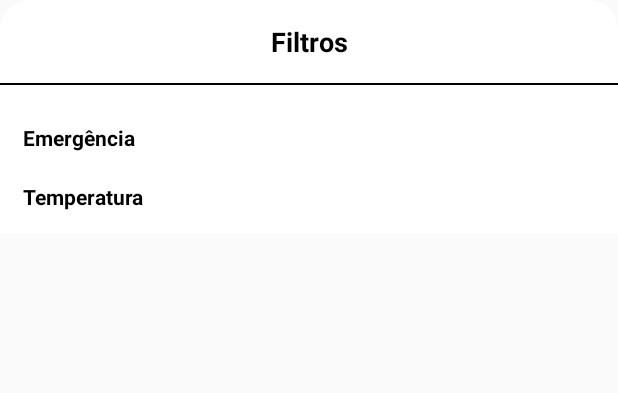
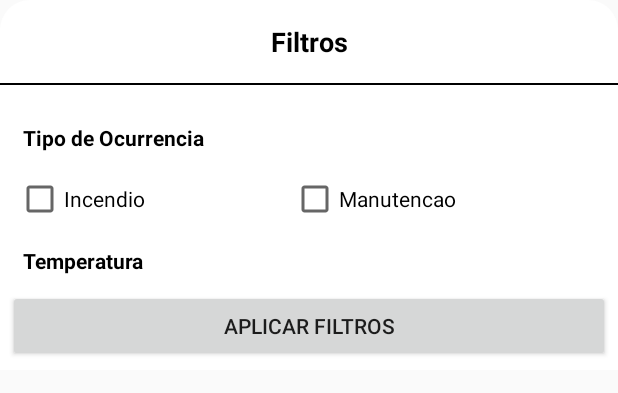
Before and after one commit to TheBinoLaden/Projecto-CM-Fire, an Android app built with Jetpack Compose: the layout bottom_filters.xml on its own in the app's theme, with its tools: preview values and no code run, on a phone screen of 412 x 824 dp. Shown: the top 393 px of the screen. Run offline under Robolectric (Android 15) with nearby library versions, the phone set to English and light mode, and no system bars; network calls fail.

Commit message:
Filtros
filtros parcialmente a funcionar, falta mostrar o marcador da posição atual

```diff
--- a/FinalProject/app/src/main/res/layout/bottom_filters.xml
+++ b/FinalProject/app/src/main/res/layout/bottom_filters.xml
@@ -31,10 +31,32 @@
         <TextView
             android:layout_width="match_parent"
             android:layout_height="wrap_content"
-            android:text="Emergência"
+            android:text="Tipo de Ocurrencia"
             android:padding="10dp"
             android:textColor="@color/black"
             android:textStyle="bold"/>
+        <LinearLayout
+            android:layout_width="match_parent"
+            android:layout_height="match_parent"
+            android:orientation="horizontal"
+            android:padding="5dp">
+
+            <CheckBox
+                android:id="@+id/cb_incendio"
+                android:layout_width="wrap_content"
+                android:layout_height="wrap_content"
+                android:layout_weight="1"
+                android:text="Incendio" />
+
+            <CheckBox
+                android:id="@+id/cb_manutencao"
+                android:layout_width="wrap_content"
+                android:layout_height="wrap_content"
+                android:layout_weight="1"
+                android:text="Manutencao" />
+
+
+        </LinearLayout>
 
         <TextView
             android:layout_width="match_parent"
@@ -44,6 +66,11 @@
             android:textColor="@color/black"
             android:textStyle="bold"/>
 
+        <Button
+            android:id="@+id/btn_applyFilter"
+            android:layout_width="match_parent"
+            android:layout_height="wrap_content"
+            android:text="Aplicar Filtros" />
 
 
     </LinearLayout>
```
Also changed, not shown: FinalProject/app/src/main/java/com/example/finalproject/activity/MainActivity.kt (+135 -32 lines).
